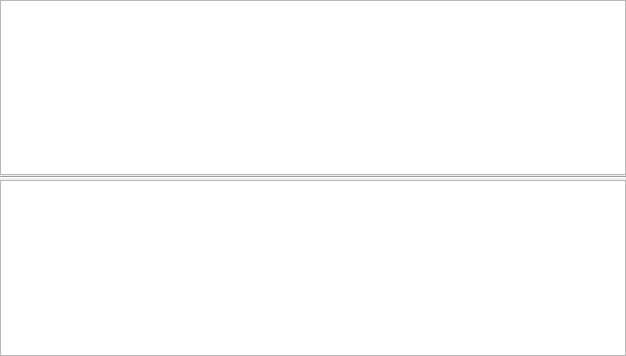
Before: the Qt Designer form mva/Licenta/gui/forms/spd_widget.ui in bogdan-constandache/SystemToolKit, drawn with Qt 5.
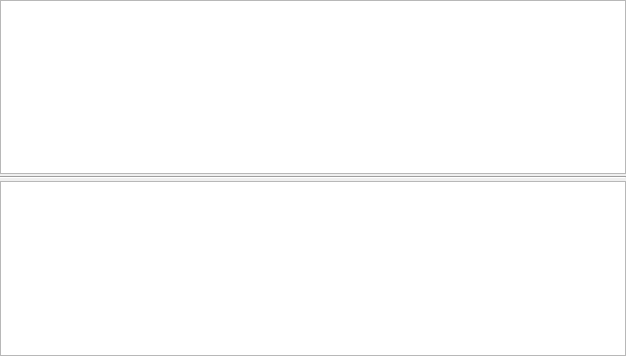
After: the same form once the commit is applied.

```diff
--- a/mva/Licenta/gui/forms/spd_widget.ui
+++ b/mva/Licenta/gui/forms/spd_widget.ui
@@ -15,7 +15,7 @@
   </property>
   <layout class="QVBoxLayout" name="verticalLayout">
    <property name="spacing">
-    <number>1</number>
+    <number>2</number>
    </property>
    <property name="leftMargin">
     <number>0</number>
```
